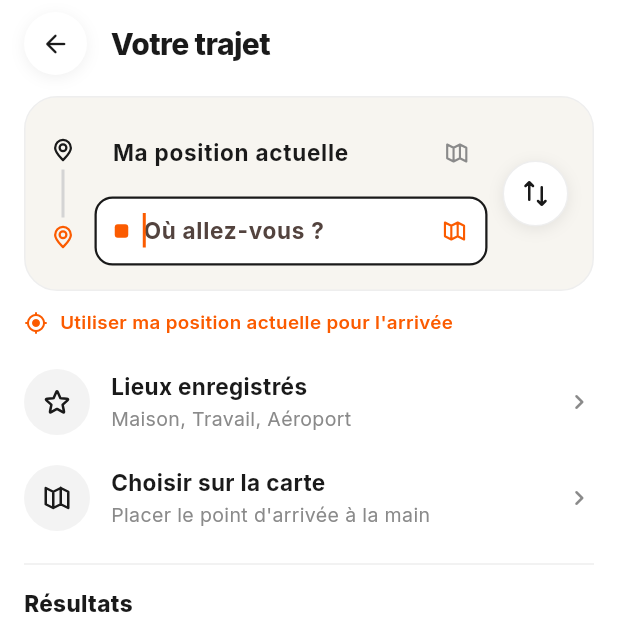
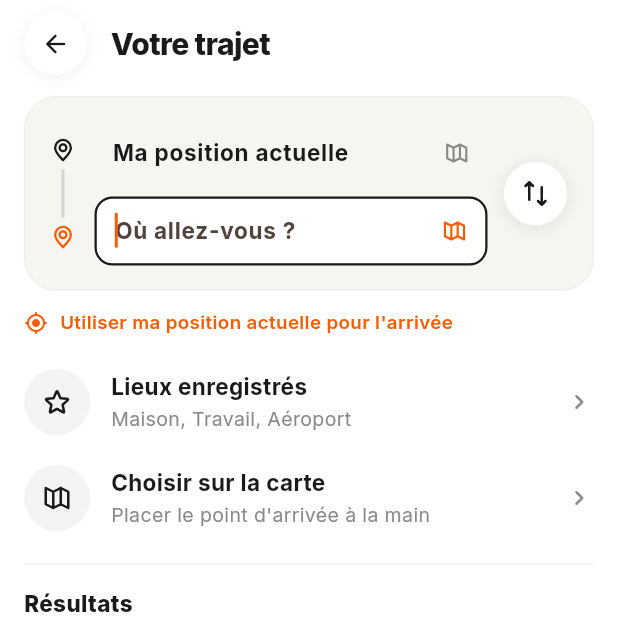
Before and after one commit to fatoufallinnovimpact/seddo_customer, a Flutter app: the PlaceSearchPage screen opened directly, on a phone screen of 412 x 824 dp, the top half of it. Run offline on Flutter 3.47's test engine with Material 3 defaults, Android fonts, the light colour scheme and no system bars; our stand-ins replace dio, easy_localization, equatable, flutter_bloc, flutter_svg, geolocator and 3 more; accounts and stored records are empty.

Commit message:
fix(search): remove small orange square from destination input field

```diff
--- a/lib/features/home/presentation/pages/place_search_page.dart
+++ b/lib/features/home/presentation/pages/place_search_page.dart
@@ -536,15 +536,6 @@ class _PlaceSearchPageState extends State<PlaceSearchPage> {
                             ),
                             child: Row(
                               children: [
-                                Container(
-                                  width: 9,
-                                  height: 9,
-                                  decoration: BoxDecoration(
-                                    color: AppColors.primary,
-                                    borderRadius: BorderRadius.circular(2),
-                                  ),
-                                ),
-                                const SizedBox(width: 10),
                                 Expanded(
                                   child: TextField(
                                     controller: _arrivalController,
```
Also changed, not shown: 1 other file.
